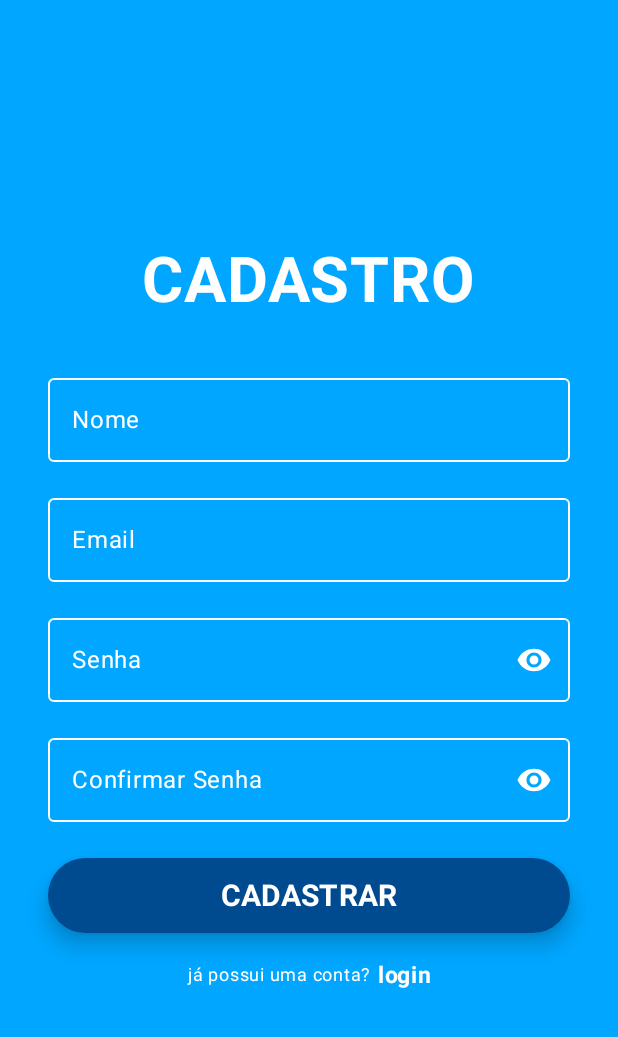
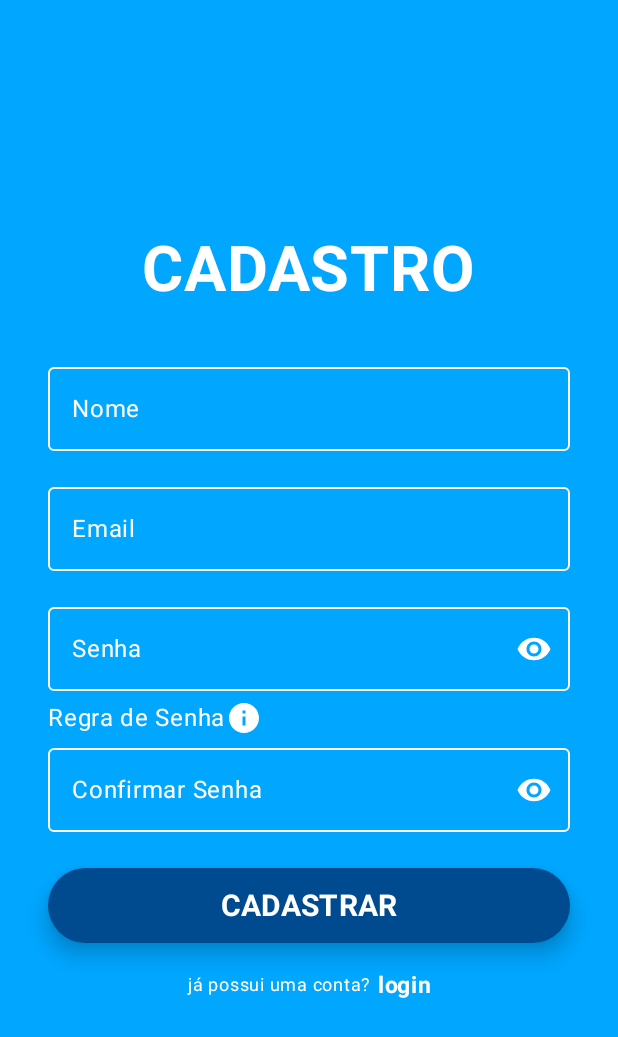
Before and after one commit to Sohra01/PI_III_Grupo2Turma4, an Android app built with Jetpack Compose: the SignUpScreen screen opened through its navigation route, on a phone screen of 412 x 824 dp. Shown: the top 1037 px of the screen. Run offline under Robolectric (Android 15) with nearby library versions, the phone set to English and light mode, and no system bars; our stand-ins replace Firebase (no records; nobody signed in at launch, a user with empty details on screens opened directly).

Commit message:
ajuste e resolução de bugs

```diff
--- a/PI_III_SuperID/app/src/main/java/com/edu/puc/pi_iii_superid/ui/theme/screens/LoginScreen.kt
+++ b/PI_III_SuperID/app/src/main/java/com/edu/puc/pi_iii_superid/ui/theme/screens/LoginScreen.kt
@@ -79,7 +79,7 @@ fun LoginScreen(
                 OutlinedTextField(
                     value = viewModel.senha.value,
                     onValueChange = { viewModel.senha.value = it },
-                    label = { Text("Senha Mestre", color = Color.White) },
+                    label = { Text("Senha", color = Color.White) },
                     modifier = Modifier.fillMaxWidth(),
                     visualTransformation = if (passwordVisible) VisualTransformation.None else PasswordVisualTransformation(),
                     trailingIcon = {
--- a/PI_III_SuperID/app/src/main/java/com/edu/puc/pi_iii_superid/ui/theme/screens/SignUpScreen.kt
+++ b/PI_III_SuperID/app/src/main/java/com/edu/puc/pi_iii_superid/ui/theme/screens/SignUpScreen.kt
@@ -6,6 +6,7 @@ import androidx.compose.foundation.clickable
 import androidx.compose.foundation.layout.*
 import androidx.compose.foundation.shape.RoundedCornerShape
 import androidx.compose.material.icons.Icons
+import androidx.compose.material.icons.filled.Info
 import androidx.compose.material.icons.filled.Visibility
 import androidx.compose.material.icons.filled.VisibilityOff
 import androidx.compose.material3.*
@@ -17,6 +18,7 @@ import androidx.compose.ui.platform.LocalContext
 import androidx.compose.ui.text.font.FontWeight
 import androidx.compose.ui.text.input.PasswordVisualTransformation
 import androidx.compose.ui.text.input.VisualTransformation
+import androidx.compose.ui.unit.DpOffset
 import androidx.compose.ui.unit.dp
 import androidx.compose.ui.unit.sp
 import androidx.lifecycle.viewmodel.compose.viewModel
@@ -120,7 +122,12 @@ fun SignUpScreen(
                 OutlinedTextField(
                     value = viewModel.senhaF,
                     onValueChange = { viewModel.onFieldChange("senhaF", it) },
-                    label = { Text("Senha", color = Color.White) },
+                    label = {
+                        Row(verticalAlignment = Alignment.CenterVertically) {
+                            Text("Senha", color = Color.White)
+                            Spacer(modifier = Modifier.width(4.dp))
+                        }
+                    },
                     modifier = Modifier.fillMaxWidth(),
                     visualTransformation = if (passwordVisible) VisualTransformation.None else PasswordVisualTransformation(),
                     trailingIcon = {
@@ -145,7 +152,15 @@ fun SignUpScreen(
                     )
                 )
 
-                Spacer(modifier = Modifier.height(16.dp))
+                Spacer(modifier = Modifier.height(6.dp))
+
+                Row(
+                    horizontalArrangement = Arrangement.Absolute.Left,
+                    modifier = Modifier.fillMaxWidth()
+                ){
+                    Text("Regra de Senha", color = Color.White)
+                    RegrasSenhaInfo()
+                }
 
                 OutlinedTextField(
                     value = confirmPassword,
@@ -207,7 +222,7 @@ fun SignUpScreen(
                             onSuccess = {
                                 Toast.makeText(
                                     context,
-                                    "Cadastro realizado. Realize seu login!",
+                                    "Email Enviado. Valide seu email para entrar!",
                                     Toast.LENGTH_LONG
                                 ).show()
                                 navController.navigate("login")
@@ -248,3 +263,45 @@ fun SignUpScreen(
         }
     }
 }
+
+
+@Composable
+fun RegrasSenhaInfo() {
+    var expanded by remember { mutableStateOf(false) }
+
+    Box {
+        Icon(
+            imageVector = Icons.Default.Info,
+            contentDescription = "Mostrar regras da senha",
+            tint = Color.White,
+            modifier = Modifier
+                .size(24.dp)
+                .clickable { expanded = true }
+        )
+
+        DropdownMenu(
+            expanded = expanded,
+            onDismissRequest = { expanded = false },
+            offset = DpOffset(x = 0.dp, y = 4.dp),
+            modifier = Modifier.width(250.dp)
+        ) {
+            DropdownMenuItem(
+                onClick = { expanded = false },
+                text = { Text("Regras da senha:", fontWeight = FontWeight.Bold, color = Color.Black) }
+            )
+            DropdownMenuItem(
+                onClick = { expanded = false },
+                text = { Text("- Uma letra minúscula", color = Color.Black) }
+            )
+            DropdownMenuItem(
+                onClick = { expanded = false },
+                text = { Text("- Uma letra maiúscula", color = Color.Black) }
+            )
+            DropdownMenuItem(
+                onClick = { expanded = false },
+                text = { Text("- Um número", color = Color.Black) }
+            )
+
+        }
+    }
+}
--- a/PI_III_SuperID/gradle/libs.versions.toml
+++ b/PI_III_SuperID/gradle/libs.versions.toml
@@ -1,5 +1,5 @@
 [versions]
-agp = "8.9.1"
+agp = "8.7.2"
 kotlin = "2.0.21"
 coreKtx = "1.10.1"
 junit = "4.13.2"
```
Also changed, not shown: PI_III_SuperID/app/src/main/java/com/edu/puc/pi_iii_superid/ui/theme/screens/CreateOrEditPasswordScreen.kt (+7 -1 lines), PI_III_SuperID/app/src/main/java/com/edu/puc/pi_iii_superid/ui/theme/screens/SendMailScreen.kt (line endings or trailing spaces), 1 other file.
